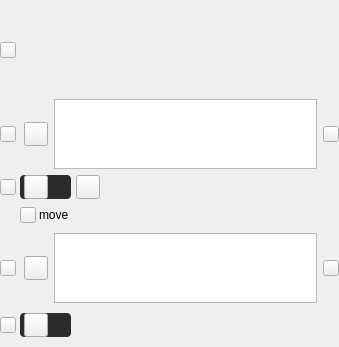
Qt form src/MEGASync/stalled_issues/gui/ui/StalledIssueFilePath.ui (meganz/MEGAsync) before a commit.
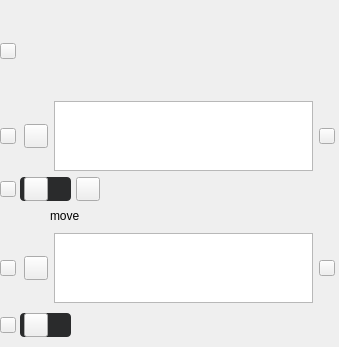
The same form after that commit. Icons and pictures are not drawn. Custom widgets are drawn as their Qt base class.

Commit message: Several fixes on Stalled Issues

What changed in the file:
```diff
--- a/src/MEGASync/stalled_issues/gui/ui/StalledIssueFilePath.ui
+++ b/src/MEGASync/stalled_issues/gui/ui/StalledIssueFilePath.ui
@@ -139,7 +139,7 @@
           <number>2</number>
          </property>
          <property name="rightMargin">
-          <number>0</number>
+          <number>4</number>
          </property>
          <property name="bottomMargin">
           <number>2</number>
@@ -516,7 +516,7 @@
           <number>3</number>
          </property>
          <property name="leftMargin">
-          <number>0</number>
+          <number>30</number>
          </property>
          <property name="topMargin">
           <number>4</number>
@@ -527,28 +527,6 @@
          <property name="bottomMargin">
           <number>4</number>
          </property>
-         <item>
-          <widget class="IconLabel" name="moveLines">
-           <property name="sizePolicy">
-            <sizepolicy hsizetype="Fixed" vsizetype="Fixed">
-             <horstretch>0</horstretch>
-             <verstretch>0</verstretch>
-            </sizepolicy>
-           </property>
-           <property name="minimumSize">
-            <size>
-             <width>16</width>
-             <height>16</height>
-            </size>
-           </property>
-           <property name="maximumSize">
-            <size>
-             <width>16</width>
-             <height>16</height>
-            </size>
-           </property>
-          </widget>
-         </item>
          <item>
           <widget class="QLabel" name="moveLabel">
            <property name="text">
@@ -603,7 +581,7 @@
           <number>2</number>
          </property>
          <property name="rightMargin">
-          <number>0</number>
+          <number>4</number>
          </property>
          <property name="bottomMargin">
           <number>2</number>
```
Left out of the diff: 16 changed lines with no effect on the pictures. The commit also changes 15 other files.
